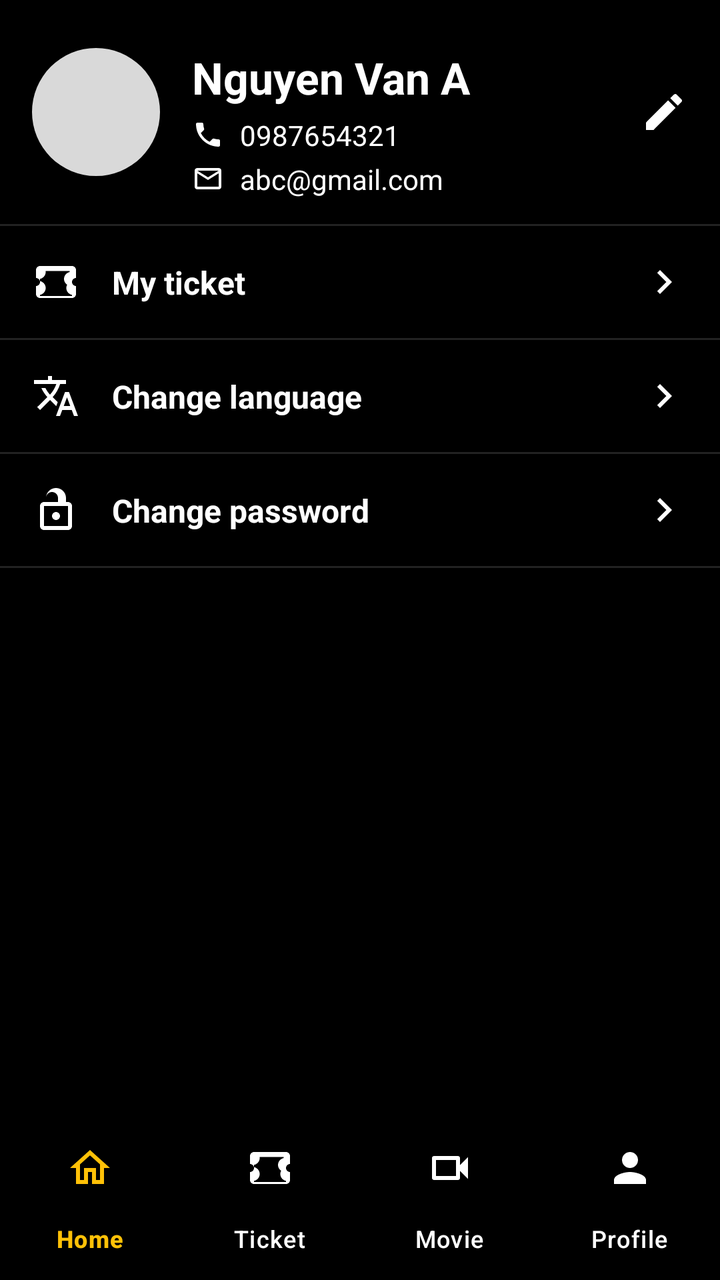
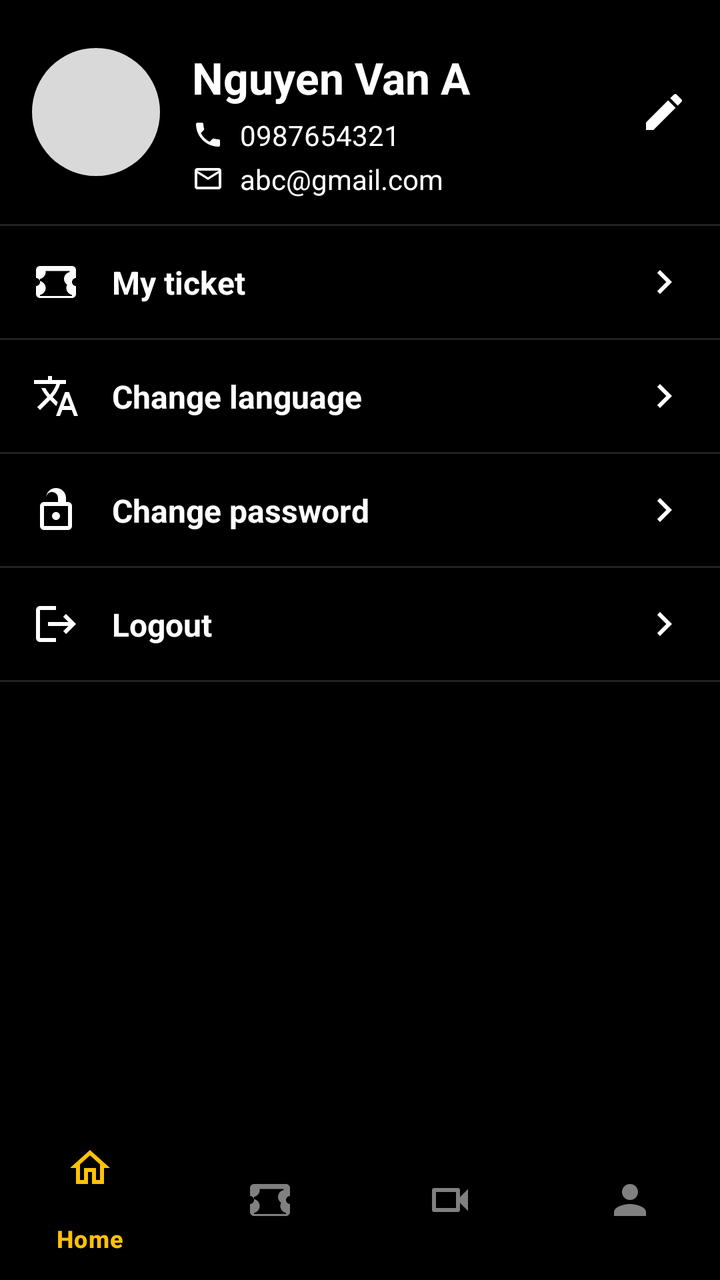

Screens rendered from an Android XML layout before and after an edit, with the pre-edit source and the edit as a unified diff.
<!-- AndroidManifest.xml: activity theme Theme.Moviebookingapp -->
<!-- res/layout/activity_profile.xml -->
<?xml version="1.0" encoding="utf-8"?>
<androidx.constraintlayout.widget.ConstraintLayout xmlns:android="http://schemas.android.com/apk/res/android"
    xmlns:app="http://schemas.android.com/apk/res-auto"
    xmlns:tools="http://schemas.android.com/tools"
    android:layout_width="match_parent"
    android:layout_height="match_parent"
    android:background="@color/black"
    tools:context=".view.activity.profileActivity">

    
    <com.google.android.material.imageview.ShapeableImageView
        android:id="@+id/ivAvatar"
        android:layout_width="64dp"
        android:layout_height="64dp"
        android:layout_marginStart="16dp"
        android:layout_marginTop="24dp"
        android:background="@color/avatar_bg"
        android:scaleType="centerCrop"
        app:layout_constraintStart_toStartOf="parent"
        app:layout_constraintTop_toTopOf="parent"
        app:shapeAppearanceOverlay="@style/CircleImageView" />

    <TextView
        android:id="@+id/tvName"
        android:layout_width="0dp"
        android:layout_height="wrap_content"
        android:layout_marginStart="16dp"
        android:layout_marginEnd="12dp"
        android:text="Nguyen Van A"
        android:textColor="@color/white"
        android:textSize="22sp"
        android:textStyle="bold"
        app:layout_constraintEnd_toStartOf="@id/ivEditProfile"
        app:layout_constraintStart_toEndOf="@id/ivAvatar"
        app:layout_constraintTop_toTopOf="@id/ivAvatar" />

    
    <ImageView
        android:id="@+id/ivPhone"
        android:layout_width="16dp"
        android:layout_height="16dp"
        android:layout_marginTop="6dp"
        android:src="@drawable/ic_phone"
        app:layout_constraintStart_toStartOf="@id/tvName"
        app:layout_constraintTop_toBottomOf="@id/tvName"
        app:tint="@color/white" />

    <TextView
        android:id="@+id/tvPhone"
        android:layout_width="0dp"
        android:layout_height="wrap_content"
        android:layout_marginStart="8dp"
        android:text="0987654321"
        android:textColor="@color/white"
        android:textSize="14sp"
        app:layout_constraintBottom_toBottomOf="@id/ivPhone"
        app:layout_constraintEnd_toStartOf="@id/ivEditProfile"
        app:layout_constraintStart_toEndOf="@id/ivPhone"
        app:layout_constraintTop_toTopOf="@id/ivPhone" />

    
    <ImageView
        android:id="@+id/ivEmail"
        android:layout_width="16dp"
        android:layout_height="16dp"
        android:layout_marginTop="6dp"
        android:src="@drawable/ic_email"
        app:layout_constraintStart_toStartOf="@id/tvName"
        app:layout_constraintTop_toBottomOf="@id/ivPhone"
        app:tint="@color/white" />

    <TextView
        android:id="@+id/tvEmail"
        android:layout_width="0dp"
        android:layout_height="wrap_content"
        android:layout_marginStart="8dp"
        android:text="abc@gmail.com"
        android:textColor="@color/white"
        android:textSize="14sp"
        app:layout_constraintBottom_toBottomOf="@id/ivEmail"
        app:layout_constraintEnd_toStartOf="@id/ivEditProfile"
        app:layout_constraintStart_toEndOf="@id/ivEmail"
        app:layout_constraintTop_toTopOf="@id/ivEmail" />

    
    <ImageView
        android:id="@+id/ivEditProfile"
        android:layout_width="24dp"
        android:layout_height="24dp"
        android:layout_marginEnd="16dp"
        android:background="?android:attr/selectableItemBackgroundBorderless"
        android:clickable="true"
        android:focusable="true"
        android:src="@drawable/ic_edit"
        app:layout_constraintBottom_toBottomOf="@id/ivAvatar"
        app:layout_constraintEnd_toEndOf="parent"
        app:layout_constraintTop_toTopOf="@id/ivAvatar"
        app:tint="@color/white" />

    
    <View
        android:id="@+id/divider1"
        android:layout_width="0dp"
        android:layout_height="1dp"
        android:layout_marginTop="24dp"
        android:background="@color/divider_color"
        app:layout_constraintEnd_toEndOf="parent"
        app:layout_constraintStart_toStartOf="parent"
        app:layout_constraintTop_toBottomOf="@id/ivAvatar" />

    
    <androidx.constraintlayout.widget.ConstraintLayout
        android:id="@+id/layoutMyTicket"
        android:layout_width="0dp"
        android:layout_height="56dp"
        android:background="?android:attr/selectableItemBackground"
        android:clickable="true"
        android:focusable="true"
        android:paddingHorizontal="16dp"
        app:layout_constraintEnd_toEndOf="parent"
        app:layout_constraintStart_toStartOf="parent"
        app:layout_constraintTop_toBottomOf="@id/divider1">

        <ImageView
            android:id="@+id/ivMenuTicketIcon"
            android:layout_width="24dp"
            android:layout_height="24dp"
            android:src="@drawable/ic_ticket"
            app:layout_constraintBottom_toBottomOf="parent"
            app:layout_constraintStart_toStartOf="parent"
            app:layout_constraintTop_toTopOf="parent"
            app:tint="@color/white" />

        <TextView
            android:id="@+id/tvMenuTicketText"
            android:layout_width="0dp"
            android:layout_height="wrap_content"
            android:layout_marginStart="16dp"
            android:text="My ticket"
            android:textColor="@color/white"
            android:textSize="16sp"
            android:textStyle="bold"
            app:layout_constraintBottom_toBottomOf="parent"
            app:layout_constraintEnd_toStartOf="@id/ivMenuTicketChevron"
            app:layout_constraintStart_toEndOf="@id/ivMenuTicketIcon"
            app:layout_constraintTop_toTopOf="parent" />

        <ImageView
            android:id="@+id/ivMenuTicketChevron"
            android:layout_width="24dp"
            android:layout_height="24dp"
            android:src="@drawable/ic_chevron_right"
            app:layout_constraintBottom_toBottomOf="parent"
            app:layout_constraintEnd_toEndOf="parent"
            app:layout_constraintTop_toTopOf="parent"
            app:tint="@color/white" />

    </androidx.constraintlayout.widget.ConstraintLayout>

    <View
        android:id="@+id/divider2"
        android:layout_width="0dp"
        android:layout_height="1dp"
        android:background="@color/divider_color"
        app:layout_constraintEnd_toEndOf="parent"
        app:layout_constraintStart_toStartOf="parent"
        app:layout_constraintTop_toBottomOf="@id/layoutMyTicket" />

    
    <androidx.constraintlayout.widget.ConstraintLayout
        android:id="@+id/layoutChangeLanguage"
        android:layout_width="0dp"
        android:layout_height="56dp"
        android:background="?android:attr/selectableItemBackground"
        android:clickable="true"
        android:focusable="true"
        android:paddingHorizontal="16dp"
        app:layout_constraintEnd_toEndOf="parent"
        app:layout_constraintStart_toStartOf="parent"
        app:layout_constraintTop_toBottomOf="@id/divider2">

        <ImageView
            android:id="@+id/ivMenuLanguageIcon"
            android:layout_width="24dp"
            android:layout_height="24dp"
            android:src="@drawable/ic_language"
            app:layout_constraintBottom_toBottomOf="parent"
            app:layout_constraintStart_toStartOf="parent"
            app:layout_constraintTop_toTopOf="parent"
            app:tint="@color/white" />

        <TextView
            android:id="@+id/tvMenuLanguageText"
            android:layout_width="0dp"
            android:layout_height="wrap_content"
            android:layout_marginStart="16dp"
            android:text="Change language"
            android:textColor="@color/white"
            android:textSize="16sp"
            android:textStyle="bold"
            app:layout_constraintBottom_toBottomOf="parent"
            app:layout_constraintEnd_toStartOf="@id/ivMenuLanguageChevron"
            app:layout_constraintStart_toEndOf="@id/ivMenuLanguageIcon"
            app:layout_constraintTop_toTopOf="parent" />

        <ImageView
            android:id="@+id/ivMenuLanguageChevron"
            android:layout_width="24dp"
            android:layout_height="24dp"
            android:src="@drawable/ic_chevron_right"
            app:layout_constraintBottom_toBottomOf="parent"
            app:layout_constraintEnd_toEndOf="parent"
            app:layout_constraintTop_toTopOf="parent"
            app:tint="@color/white" />

    </androidx.constraintlayout.widget.ConstraintLayout>

    <View
        android:id="@+id/divider3"
        android:layout_width="0dp"
        android:layout_height="1dp"
        android:background="@color/divider_color"
        app:layout_constraintEnd_toEndOf="parent"
        app:layout_constraintStart_toStartOf="parent"
        app:layout_constraintTop_toBottomOf="@id/layoutChangeLanguage" />

    
    <androidx.constraintlayout.widget.ConstraintLayout
        android:id="@+id/layoutChangePassword"
        android:layout_width="0dp"
        android:layout_height="56dp"
        android:background="?android:attr/selectableItemBackground"
        android:clickable="true"
        android:focusable="true"
        android:paddingHorizontal="16dp"
        app:layout_constraintEnd_toEndOf="parent"
        app:layout_constraintStart_toStartOf="parent"
        app:layout_constraintTop_toBottomOf="@id/divider3">

        <ImageView
            android:id="@+id/ivMenuPasswordIcon"
            android:layout_width="24dp"
            android:layout_height="24dp"
            android:src="@drawable/ic_lock"
            app:layout_constraintBottom_toBottomOf="parent"
            app:layout_constraintStart_toStartOf="parent"
            app:layout_constraintTop_toTopOf="parent"
            app:tint="@color/white" />

        <TextView
            android:id="@+id/tvMenuPasswordText"
            android:layout_width="0dp"
            android:layout_height="wrap_content"
            android:layout_marginStart="16dp"
            android:text="Change password"
            android:textColor="@color/white"
            android:textSize="16sp"
            android:textStyle="bold"
            app:layout_constraintBottom_toBottomOf="parent"
            app:layout_constraintEnd_toStartOf="@id/ivMenuPasswordChevron"
            app:layout_constraintStart_toEndOf="@id/ivMenuPasswordIcon"
            app:layout_constraintTop_toTopOf="parent" />

        <ImageView
            android:id="@+id/ivMenuPasswordChevron"
            android:layout_width="24dp"
            android:layout_height="24dp"
            android:src="@drawable/ic_chevron_right"
            app:layout_constraintBottom_toBottomOf="parent"
            app:layout_constraintEnd_toEndOf="parent"
            app:layout_constraintTop_toTopOf="parent"
            app:tint="@color/white" />

    </androidx.constraintlayout.widget.ConstraintLayout>

    <View
        android:id="@+id/divider4"
        android:layout_width="0dp"
        android:layout_height="1dp"
        android:background="@color/divider_color"
        app:layout_constraintEnd_toEndOf="parent"
        app:layout_constraintStart_toStartOf="parent"
        app:layout_constraintTop_toBottomOf="@id/layoutChangePassword" />

    
    <com.google.android.material.bottomnavigation.BottomNavigationView
        android:id="@+id/bottomNavigationView"
        android:layout_width="0dp"
        android:layout_height="wrap_content"
        android:background="@color/black"
        app:itemIconTint="@color/nav_item_color"
        app:itemTextColor="@color/nav_item_color"
        app:labelVisibilityMode="labeled"
        app:itemActiveIndicatorStyle="@style/App.BottomNavigationView.ActiveIndicator"
        app:layout_constraintBottom_toBottomOf="parent"
        app:layout_constraintEnd_toEndOf="parent"
        app:layout_constraintStart_toStartOf="parent"
        app:menu="@menu/menu_bottom_navigation" />

</androidx.constraintlayout.widget.ConstraintLayout>
<!-- resources referenced by this layout -->
<resources>
  <color name="avatar_bg">#D9D9D9</color>
  <color name="black">#FF000000</color>
  <color name="divider_color">#22FFFFFF</color>
  <color name="white">#FFFFFFFF</color>
  <!-- drawable ic_chevron_right (drawable) -->
  <vector xmlns:android="http://schemas.android.com/apk/res/android"
      android:width="24dp"
      android:height="24dp"
      android:viewportWidth="24.0"
      android:viewportHeight="24.0">
      
      <path
          android:fillColor="#FFFFFFFF"
          android:pathData="M10,6L8.59,7.41 13.17,12l-4.58,4.59L10,18l6,-6z"/>
  </vector>
  <!-- drawable ic_edit (drawable) -->
  <vector xmlns:android="http://schemas.android.com/apk/res/android"
      android:width="24dp"
      android:height="24dp"
      android:viewportWidth="24.0"
      android:viewportHeight="24.0">
      
      <path
          android:fillColor="#FFFFFFFF"
          android:pathData="M3,17.25V21h3.75L17.81,9.94l-3.75,-3.75L3,17.25zM20.71,7.04c0.39,-0.39 0.39,-1.02 0,-1.41l-2.34,-2.34c-0.39,-0.39 -1.02,-0.39 -1.41,0l-1.83,1.83 3.75,3.75 1.83,-1.83z"/>
  </vector>
  <!-- drawable ic_email (drawable) -->
  <vector xmlns:android="http://schemas.android.com/apk/res/android"
      android:width="24dp"
      android:height="24dp"
      android:viewportWidth="24.0"
      android:viewportHeight="24.0">
      
      <path
          android:fillColor="#FFFFFFFF"
          android:pathData="M22,6c0,-1.1 -0.9,-2 -2,-2H4c-1.1,0 -2,0.9 -2,2v12c0,1.1 0.9,2 2,2h16c1.1,0 2,-0.9 2,-2V6zm-2,0l-8,5 -8,-5h16zm0,12H4V8l8,5 8,-5v10z"/>
  </vector>
  <!-- drawable ic_lock (drawable) -->
  <vector xmlns:android="http://schemas.android.com/apk/res/android"
      android:width="24dp"
      android:height="24dp"
      android:viewportWidth="24.0"
      android:viewportHeight="24.0">
      
      <path
          android:fillColor="#FFFFFFFF"
          android:pathData="M18,8h-1V6c0,-2.76 -2.24,-5 -5,-5S7,3.24 7,6v2H6c-1.1,0 -2,0.9 -2,2v10c0,1.1 0.9,2 2,2h12c1.1,0 2,-0.9 2,-2V10c0,-1.1 -0.9,-2 -2,-2zm-11,-2c0,-1.66 1.34,-3 3,-3s3,1.34 3,3v2H7V6zm11,14H6V10h12v10zm-6,-3c1.1,0 2,-0.9 2,-2s-0.9,-2 -2,-2 -2,0.9 -2,2 0.9,2 2,2z"/>
  </vector>
  <!-- drawable ic_phone (drawable) -->
  <vector xmlns:android="http://schemas.android.com/apk/res/android"
      android:width="24dp"
      android:height="24dp"
      android:viewportWidth="24.0"
      android:viewportHeight="24.0">
      
      <path
          android:fillColor="#FFFFFFFF"
          android:pathData="M6.62,10.79c1.44,2.83 3.76,5.14 6.59,6.59l2.2,-2.2c0.27,-0.27 0.67,-0.36 1.02,-0.24 1.12,0.37 2.33,0.57 3.57,0.57 0.55,0 1,0.45 1,1V20c0,0.55 -0.45,1 -1,1 -9.39,0 -17,-7.61 -17,-17 0,-0.55 0.45,-1 1,-1h3.5c0.55,0 1,0.45 1,1 0,1.25 0.2,2.45 0.57,3.57 0.11,0.35 0.03,0.75 -0.25,1.02l-2.2,2.2z"/>
  </vector>
  <style name="App.BottomNavigationView.ActiveIndicator" parent="">
          <item name="android:color">@android:color/transparent</item>
      </style>
  <style name="CircleImageView" parent="">
          <item name="cornerSize">50%</item>
      </style>
  <style name="Theme.Moviebookingapp" parent="Theme.Material3.DayNight.NoActionBar">
          
          <item name="colorPrimary">@color/gold_selected</item>
          <item name="android:windowBackground">@color/black</item>
          <item name="android:statusBarColor">@color/black</item>
      </style>
  <color name="gold_selected">#FFC107</color>
  <!-- unchanged entries left out for length: 2 -->
</resources>

<!-- the commit's change to res/layout/activity_profile.xml (unified diff, before → after) -->
@@ -283,18 +283,74 @@
         app:layout_constraintTop_toBottomOf="@id/layoutChangePassword" />
 
     
+    <androidx.constraintlayout.widget.ConstraintLayout
+        android:id="@+id/layoutLogout"
+        android:layout_width="0dp"
+        android:layout_height="56dp"
+        android:background="?android:attr/selectableItemBackground"
+        android:clickable="true"
+        android:focusable="true"
+        android:paddingHorizontal="16dp"
+        app:layout_constraintEnd_toEndOf="parent"
+        app:layout_constraintStart_toStartOf="parent"
+        app:layout_constraintTop_toBottomOf="@id/divider4">
+
+        <ImageView
+            android:id="@+id/ivMenuLogoutIcon"
+            android:layout_width="24dp"
+            android:layout_height="24dp"
+            android:src="@drawable/ic_logout"
+            app:layout_constraintBottom_toBottomOf="parent"
+            app:layout_constraintStart_toStartOf="parent"
+            app:layout_constraintTop_toTopOf="parent"
+            app:tint="@color/white" />
+
+        <TextView
+            android:id="@+id/tvMenuLogoutText"
+            android:layout_width="0dp"
+            android:layout_height="wrap_content"
+            android:layout_marginStart="16dp"
+            android:text="Logout"
+            android:textColor="@color/white"
+            android:textSize="16sp"
+            android:textStyle="bold"
+            app:layout_constraintBottom_toBottomOf="parent"
+            app:layout_constraintEnd_toStartOf="@id/ivMenuLogoutChevron"
+            app:layout_constraintStart_toEndOf="@id/ivMenuLogoutIcon"
+            app:layout_constraintTop_toTopOf="parent" />
+
+        <ImageView
+            android:id="@+id/ivMenuLogoutChevron"
+            android:layout_width="24dp"
+            android:layout_height="24dp"
+            android:src="@drawable/ic_chevron_right"
+            app:layout_constraintBottom_toBottomOf="parent"
+            app:layout_constraintEnd_toEndOf="parent"
+            app:layout_constraintTop_toTopOf="parent"
+            app:tint="@color/white" />
+
+    </androidx.constraintlayout.widget.ConstraintLayout>
+
+    <View
+        android:id="@+id/divider5"
+        android:layout_width="0dp"
+        android:layout_height="1dp"
+        android:background="@color/divider_color"
+        app:layout_constraintEnd_toEndOf="parent"
+        app:layout_constraintStart_toStartOf="parent"
+        app:layout_constraintTop_toBottomOf="@id/layoutLogout" />
+
+    
     <com.google.android.material.bottomnavigation.BottomNavigationView
         android:id="@+id/bottomNavigationView"
         android:layout_width="0dp"
         android:layout_height="wrap_content"
-        android:background="@color/black"
-        app:itemIconTint="@color/nav_item_color"
-        app:itemTextColor="@color/nav_item_color"
-        app:labelVisibilityMode="labeled"
-        app:itemActiveIndicatorStyle="@style/App.BottomNavigationView.ActiveIndicator"
+        android:background="#000000"
+        app:itemIconTint="@color/nav_item_colors"
+        app:itemTextColor="@color/nav_item_colors"
+        app:menu="@menu/bottom_nav_menu"
         app:layout_constraintBottom_toBottomOf="parent"
         app:layout_constraintEnd_toEndOf="parent"
-        app:layout_constraintStart_toStartOf="parent"
-        app:menu="@menu/menu_bottom_navigation" />
+        app:layout_constraintStart_toStartOf="parent" />
 
 </androidx.constraintlayout.widget.ConstraintLayout>
<!-- resource entries referenced after the edit -->
@@ -48,6 +48,16 @@
           android:fillColor="#FFFFFFFF"
           android:pathData="M18,8h-1V6c0,-2.76 -2.24,-5 -5,-5S7,3.24 7,6v2H6c-1.1,0 -2,0.9 -2,2v10c0,1.1 0.9,2 2,2h12c1.1,0 2,-0.9 2,-2V10c0,-1.1 -0.9,-2 -2,-2zm-11,-2c0,-1.66 1.34,-3 3,-3s3,1.34 3,3v2H7V6zm11,14H6V10h12v10zm-6,-3c1.1,0 2,-0.9 2,-2s-0.9,-2 -2,-2 -2,0.9 -2,2 0.9,2 2,2z"/>
   </vector>
+  <!-- drawable ic_logout (drawable) -->
+  <vector xmlns:android="http://schemas.android.com/apk/res/android"
+      android:width="24dp"
+      android:height="24dp"
+      android:viewportWidth="24"
+      android:viewportHeight="24">
+      <path
+          android:fillColor="@android:color/white"
+          android:pathData="M17,7l-1.41,1.41L18.17,11H8v2h10.17l-2.58,2.58L17,17l5,-5zM4,5h8V3H4c-1.1,0 -2,0.9 -2,2v14c0,1.1 0.9,2 2,2h8v-2H4V5z"/>
+  </vector>
   <!-- drawable ic_phone (drawable) -->
   <vector xmlns:android="http://schemas.android.com/apk/res/android"
       android:width="24dp"
@@ -59,9 +69,6 @@
           android:fillColor="#FFFFFFFF"
           android:pathData="M6.62,10.79c1.44,2.83 3.76,5.14 6.59,6.59l2.2,-2.2c0.27,-0.27 0.67,-0.36 1.02,-0.24 1.12,0.37 2.33,0.57 3.57,0.57 0.55,0 1,0.45 1,1V20c0,0.55 -0.45,1 -1,1 -9.39,0 -17,-7.61 -17,-17 0,-0.55 0.45,-1 1,-1h3.5c0.55,0 1,0.45 1,1 0,1.25 0.2,2.45 0.57,3.57 0.11,0.35 0.03,0.75 -0.25,1.02l-2.2,2.2z"/>
   </vector>
-  <style name="App.BottomNavigationView.ActiveIndicator" parent="">
-          <item name="android:color">@android:color/transparent</item>
-      </style>
   <style name="CircleImageView" parent="">
           <item name="cornerSize">50%</item>
       </style>
